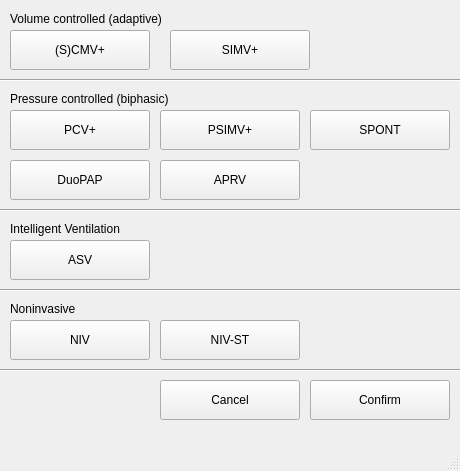
This is modes.ui in ParanoidAndroid-42/Ventilator_GUI as Qt 5 draws it before an edit. The edited form follows.
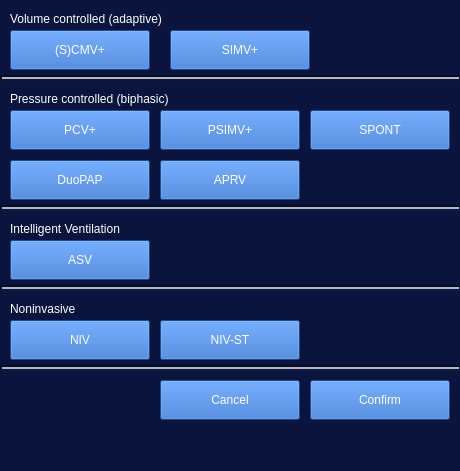
This is the edited form.

Patch:
```diff
--- a/modes.ui
+++ b/modes.ui
@@ -13,6 +13,9 @@
   <property name="windowTitle">
    <string>MainWindow</string>
   </property>
+  <property name="styleSheet">
+   <string notr="true">background-color: rgb(10, 20, 60);</string>
+  </property>
   <widget class="QWidget" name="centralwidget">
    <widget class="QPushButton" name="Confirm">
     <property name="geometry">
@@ -23,6 +26,10 @@
       <height>40</height>
      </rect>
     </property>
+    <property name="styleSheet">
+     <string notr="true">color: rgb(255, 255, 255);
+background-color: rgb(39, 104, 200);</string>
+    </property>
     <property name="text">
      <string>Confirm</string>
     </property>
@@ -51,6 +58,10 @@
       <height>40</height>
      </rect>
     </property>
+    <property name="styleSheet">
+     <string notr="true">color: rgb(255, 255, 255);
+background-color: rgb(39, 104, 200);</string>
+    </property>
     <property name="text">
      <string>Cancel</string>
     </property>
@@ -70,19 +81,6 @@
      <bool>false</bool>
     </property>
    </widget>
-   <widget class="Line" name="line">
-    <property name="geometry">
-     <rect>
-      <x>0</x>
-      <y>360</y>
-      <width>521</width>
-      <height>20</height>
-     </rect>
-    </property>
-    <property name="orientation">
-     <enum>Qt::Horizontal</enum>
-    </property>
-   </widget>
    <widget class="QPushButton" name="CMV">
     <property name="geometry">
      <rect>
@@ -92,6 +90,10 @@
       <height>40</height>
      </rect>
     </property>
+    <property name="styleSheet">
+     <string notr="true">color: rgb(255, 255, 255);
+background-color: rgb(39, 104, 200);</string>
+    </property>
     <property name="text">
      <string>(S)CMV+</string>
     </property>
@@ -123,6 +125,9 @@
       <height>17</height>
      </rect>
     </property>
+    <property name="styleSheet">
+     <string notr="true">color: rgb(255, 255, 255);</string>
+    </property>
     <property name="text">
      <string>Volume controlled (adaptive)</string>
     </property>
@@ -136,6 +141,10 @@
       <height>40</height>
      </rect>
     </property>
+    <property name="styleSheet">
+     <string notr="true">color: rgb(255, 255, 255);
+background-color: rgb(39, 104, 200);</string>
+    </property>
     <property name="text">
      <string>SIMV+</string>
     </property>
@@ -158,19 +167,6 @@
      <bool>false</bool>
     </property>
    </widget>
-   <widget class="Line" name="line_2">
-    <property name="geometry">
-     <rect>
-      <x>0</x>
-      <y>70</y>
-      <width>521</width>
-      <height>20</height>
-     </rect>
-    </property>
-    <property name="orientation">
-     <enum>Qt::Horizontal</enum>
-    </property>
-   </widget>
    <widget class="QPushButton" name="PCV">
     <property name="geometry">
      <rect>
@@ -180,6 +176,10 @@
       <height>40</height>
      </rect>
     </property>
+    <property name="styleSheet">
+     <string notr="true">color: rgb(255, 255, 255);
+background-color: rgb(39, 104, 200);</string>
+    </property>
     <property name="text">
      <string>PCV+</string>
     </property>
@@ -211,6 +211,9 @@
       <height>17</height>
      </rect>
     </property>
+    <property name="styleSheet">
+     <string notr="true">color: rgb(255, 255, 255);</string>
+    </property>
     <property name="text">
      <string>Pressure controlled (biphasic)</string>
     </property>
@@ -224,6 +227,10 @@
       <height>40</height>
      </rect>
     </property>
+    <property name="styleSheet">
+     <string notr="true">color: rgb(255, 255, 255);
+background-color: rgb(39, 104, 200);</string>
+    </property>
     <property name="text">
      <string>PSIMV+</string>
     </property>
@@ -255,6 +262,10 @@
       <height>40</height>
      </rect>
     </property>
+    <property name="styleSheet">
+     <string notr="true">color: rgb(255, 255, 255);
+background-color: rgb(39, 104, 200);</string>
+    </property>
     <property name="text">
      <string>SPONT</string>
     </property>
@@ -286,6 +297,10 @@
       <height>40</height>
      </rect>
     </property>
+    <property name="styleSheet">
+     <string notr="true">color: rgb(255, 255, 255);
+background-color: rgb(39, 104, 200);</string>
+    </property>
     <property name="text">
      <string>DuoPAP</string>
     </property>
@@ -317,6 +332,10 @@
       <height>40</height>
      </rect>
     </property>
+    <property name="styleSheet">
+     <string notr="true">color: rgb(255, 255, 255);
+background-color: rgb(39, 104, 200);</string>
+    </property>
     <property name="text">
      <string>APRV</string>
     </property>
@@ -339,19 +358,6 @@
      <bool>false</bool>
     </property>
    </widget>
-   <widget class="Line" name="line_3">
-    <property name="geometry">
-     <rect>
-      <x>0</x>
-      <y>200</y>
-      <width>521</width>
-      <height>20</height>
-     </rect>
-    </property>
-    <property name="orientation">
-     <enum>Qt::Horizontal</enum>
-    </property>
-   </widget>
    <widget class="QLabel" name="label_3">
     <property name="geometry">
      <rect>
@@ -361,6 +367,9 @@
       <height>17</height>
      </rect>
     </property>
+    <property name="styleSheet">
+     <string notr="true">color: rgb(255, 255, 255);</string>
+    </property>
     <property name="text">
      <string>Intelligent Ventilation</string>
     </property>
@@ -374,6 +383,10 @@
       <height>40</height>
      </rect>
     </property>
+    <property name="styleSheet">
+     <string notr="true">color: rgb(255, 255, 255);
+background-color: rgb(39, 104, 200);</string>
+    </property>
     <property name="text">
      <string>ASV</string>
     </property>
@@ -396,19 +409,6 @@
      <bool>false</bool>
     </property>
    </widget>
-   <widget class="Line" name="line_4">
-    <property name="geometry">
-     <rect>
-      <x>0</x>
-      <y>280</y>
-      <width>521</width>
-      <height>20</height>
-     </rect>
-    </property>
-    <property name="orientation">
-     <enum>Qt::Horizontal</enum>
-    </property>
-   </widget>
    <widget class="QLabel" name="label_4">
     <property name="geometry">
      <rect>
@@ -418,6 +418,9 @@
       <height>17</height>
      </rect>
     </property>
+    <property name="styleSheet">
+     <string notr="true">color: rgb(255, 255, 255);</string>
+    </property>
     <property name="text">
      <string>Noninvasive</string>
     </property>
@@ -431,6 +434,10 @@
       <height>40</height>
      </rect>
     </property>
+    <property name="styleSheet">
+     <string notr="true">color: rgb(255, 255, 255);
+background-color: rgb(39, 104, 200);</string>
+    </property>
     <property name="text">
      <string>NIV</string>
     </property>
@@ -462,6 +469,10 @@
       <height>40</height>
      </rect>
     </property>
+    <property name="styleSheet">
+     <string notr="true">color: rgb(255, 255, 255);
+background-color: rgb(39, 104, 200);</string>
+    </property>
     <property name="text">
      <string>NIV-ST</string>
     </property>
@@ -484,6 +495,118 @@
      <bool>false</bool>
     </property>
    </widget>
+   <widget class="Line" name="line_4">
+    <property name="geometry">
+     <rect>
+      <x>0</x>
+      <y>280</y>
+      <width>461</width>
+      <height>16</height>
+     </rect>
+    </property>
+    <property name="autoFillBackground">
+     <bool>false</bool>
+    </property>
+    <property name="styleSheet">
+     <string notr="true">border-color: rgb(255, 255, 255);</string>
+    </property>
+    <property name="frameShadow">
+     <enum>QFrame::Sunken</enum>
+    </property>
+    <property name="lineWidth">
+     <number>2</number>
+    </property>
+    <property name="midLineWidth">
+     <number>2</number>
+    </property>
+    <property name="orientation">
+     <enum>Qt::Horizontal</enum>
+    </property>
+   </widget>
+   <widget class="Line" name="line_5">
+    <property name="geometry">
+     <rect>
+      <x>0</x>
+      <y>200</y>
+      <width>461</width>
+      <height>16</height>
+     </rect>
+    </property>
+    <property name="autoFillBackground">
+     <bool>false</bool>
+    </property>
+    <property name="styleSheet">
+     <string notr="true">border-color: rgb(255, 255, 255);</string>
+    </property>
+    <property name="frameShadow">
+     <enum>QFrame::Sunken</enum>
+    </property>
+    <property name="lineWidth">
+     <number>2</number>
+    </property>
+    <property name="midLineWidth">
+     <number>2</number>
+    </property>
+    <property name="orientation">
+     <enum>Qt::Horizontal</enum>
+    </property>
+   </widget>
+   <widget class="Line" name="line_6">
+    <property name="geometry">
+     <rect>
+      <x>0</x>
+      <y>70</y>
+      <width>461</width>
+      <height>16</height>
+     </rect>
+    </property>
+    <property name="autoFillBackground">
+     <bool>false</bool>
+    </property>
+    <property name="styleSheet">
+     <string notr="true">border-color: rgb(255, 255, 255);</string>
+    </property>
+    <property name="frameShadow">
+     <enum>QFrame::Sunken</enum>
+    </property>
+    <property name="lineWidth">
+     <number>2</number>
+    </property>
+    <property name="midLineWidth">
+     <number>2</number>
+    </property>
+    <property name="orientation">
+     <enum>Qt::Horizontal</enum>
+    </property>
+   </widget>
+   <widget class="Line" name="line_7">
+    <property name="geometry">
+     <rect>
+      <x>0</x>
+      <y>360</y>
+      <width>461</width>
+      <height>16</height>
+     </rect>
+    </property>
+    <property name="autoFillBackground">
+     <bool>false</bool>
+    </property>
+    <property name="styleSheet">
+     <string notr="true">border-color: rgb(255, 255, 255);</string>
+    </property>
+    <property name="frameShadow">
+     <enum>QFrame::Sunken</enum>
+    </property>
+    <property name="lineWidth">
+     <number>2</number>
+    </property>
+    <property name="midLineWidth">
+     <number>2</number>
+    </property>
+    <property name="orientation">
+     <enum>Qt::Horizontal</enum>
+    </property>
+   </widget>
   </widget>
   <widget class="QMenuBar" name="menubar">
    <property name="geometry">
```
